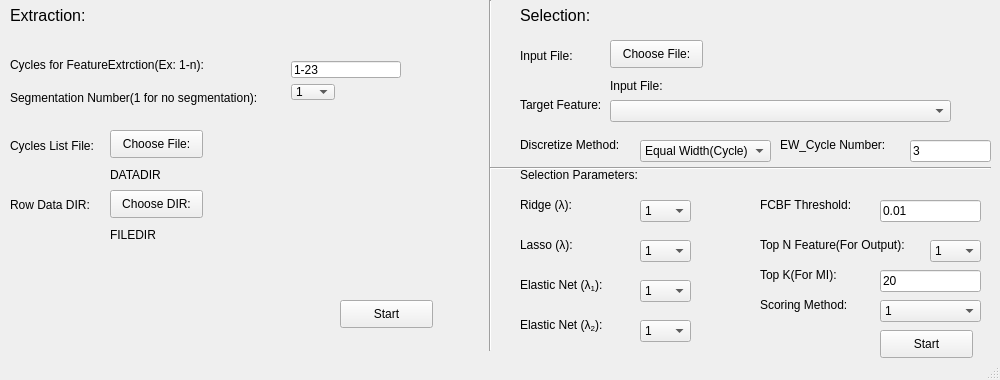
First picture: the form in Feature_Selection/mainwindow.ui, repository Po-haoHuang/LED_FE_FS, before the edit.
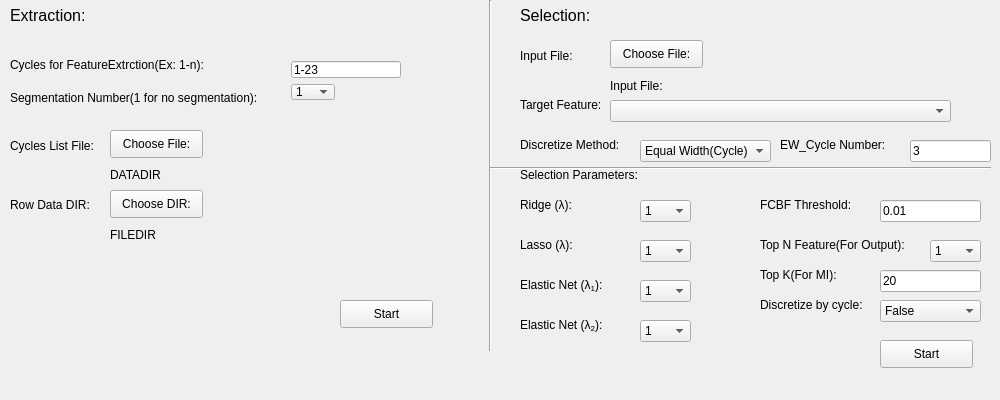
Second picture: the form after the edit.

Commit message: Update gui for FS with exclude include file

Patch:
```diff
--- a/Feature_Selection/mainwindow.ui
+++ b/Feature_Selection/mainwindow.ui
@@ -7,19 +7,19 @@
     <x>0</x>
     <y>0</y>
     <width>1000</width>
-    <height>380</height>
+    <height>400</height>
    </rect>
   </property>
   <property name="minimumSize">
    <size>
     <width>1000</width>
-    <height>380</height>
+    <height>400</height>
    </size>
   </property>
   <property name="maximumSize">
    <size>
     <width>1000</width>
-    <height>380</height>
+    <height>400</height>
    </size>
   </property>
   <property name="windowTitle">
@@ -216,7 +216,7 @@
     <property name="geometry">
      <rect>
       <x>880</x>
-      <y>330</y>
+      <y>340</y>
       <width>93</width>
       <height>28</height>
      </rect>
@@ -840,7 +840,7 @@
      </rect>
     </property>
     <property name="text">
-     <string>&lt;html&gt;&lt;head/&gt;&lt;body&gt;&lt;p&gt;Scoring Method:&lt;/p&gt;&lt;/body&gt;&lt;/html&gt;</string>
+     <string>&lt;html&gt;&lt;head/&gt;&lt;body&gt;&lt;p&gt;Discretize by cycle:&lt;/p&gt;&lt;/body&gt;&lt;/html&gt;</string>
     </property>
     <property name="alignment">
      <set>Qt::AlignLeading|Qt::AlignLeft|Qt::AlignVCenter</set>
@@ -863,7 +863,7 @@
     </property>
     <item>
      <property name="text">
-      <string>1</string>
+      <string>False</string>
      </property>
     </item>
     <item>
@@ -1022,7 +1022,6 @@
     </rect>
    </property>
   </widget>
-  <widget class="QStatusBar" name="statusBar"/>
  </widget>
  <layoutdefault spacing="6" margin="11"/>
  <resources/>
```
Left out of the diff: 42 changed lines with no effect on the pictures. The commit also changes 1 other file.
